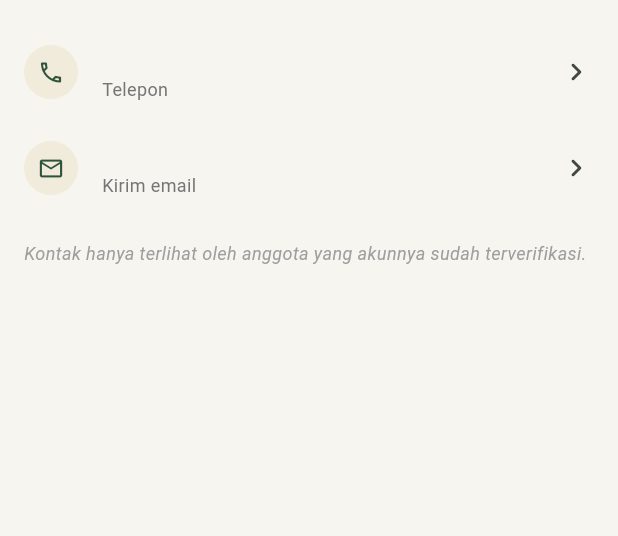
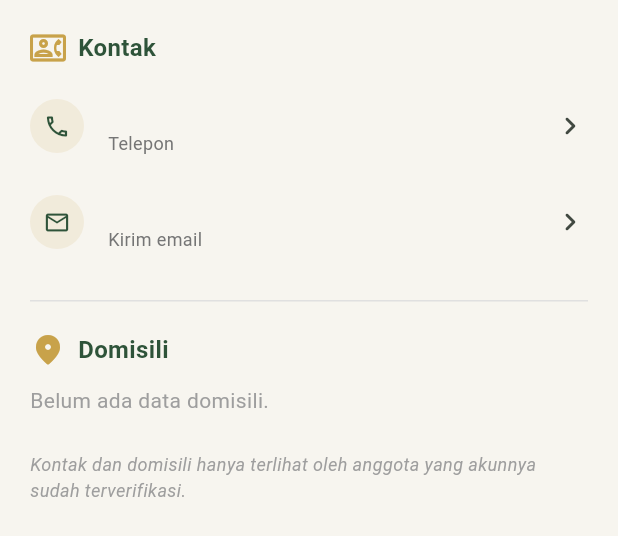
Before and after one commit to rofianto507/TaromboMobile, a Flutter app: the _KontakTab widget shown alone on an empty page, opened directly with empty values, on a phone screen of 412 x 824 dp. Shown: the top 536 px of the screen. Run offline on Flutter 3.47's test engine with Material 3 defaults, Android fonts, the phone set to English and light mode, and no system bars; our stand-ins replace cached_network_image, dio, file_picker, firebase_core, firebase_messaging, flutter_local_notifications and 10 more; missing offline and left inert: graphview; accounts and stored records are empty; network calls fail.

Commit message:
feat: refactor ProfileDetailScreen to merge 'domisili' and 'kontak' tabs, update UI for better clarity and user experience

```diff
--- a/lib/features/profile/presentation/screens/profile_detail_screen.dart
+++ b/lib/features/profile/presentation/screens/profile_detail_screen.dart
@@ -22,8 +22,10 @@ const _kGold = Color(0xFFC8A24A);
 class ProfileDetailScreen extends ConsumerStatefulWidget {
   final int orangId;
 
-  /// Tab yang dibuka pertama kali: 'domisili' (bawaan), 'keluarga', 'riwayat',
-  /// 'arsip', atau 'kontak' (hanya ada untuk akun terverifikasi). Dipakai tautan dari layar lain, mis. Lengkapi Profil.
+  /// Tab yang dibuka pertama kali: 'kontak' (telepon, email, dan domisili;
+  /// hanya ada untuk akun terverifikasi), 'keluarga', 'riwayat', atau
+  /// 'arsip'. 'domisili' dianggap 'kontak' karena kedua tab sudah digabung.
+  /// Dipakai tautan dari layar lain, mis. Lengkapi Profil.
   final String? tabAwal;
   const ProfileDetailScreen({super.key, required this.orangId, this.tabAwal});
 
@@ -96,15 +98,14 @@ class _ProfilTabsState extends State<_ProfilTabs>
   late List<String> _kunci;
 
   static const _judul = {
-    'domisili': 'Domisili',
     'keluarga': 'Keluarga',
     'riwayat': 'Riwayat',
     'arsip': 'Arsip',
     'kontak': 'Kontak',
   };
 
+  // Tab Kontak (telepon, email, domisili) hanya untuk akun terverifikasi.
   List<String> _hitungKunci() => [
-    'domisili',
     if (widget.d.kontakTerverifikasi) 'kontak',
     'keluarga',
     'riwayat',
@@ -115,7 +116,8 @@ class _ProfilTabsState extends State<_ProfilTabs>
   void initState() {
     super.initState();
     _kunci = _hitungKunci();
-    final awal = _kunci.indexOf(widget.tabAwal ?? '');
+    final tujuan = widget.tabAwal == 'domisili' ? 'kontak' : widget.tabAwal;
+    final awal = _kunci.indexOf(tujuan ?? '');
     _tabController = TabController(
       length: _kunci.length,
       vsync: this,
@@ -158,7 +160,7 @@ class _ProfilTabsState extends State<_ProfilTabs>
       case 'kontak':
         return _KontakTab(d: d);
       default:
-        return _DomisiliTab(d: d);
+        return _KeluargaTab(d: d);
     }
   }
 
@@ -190,23 +192,41 @@ class _ProfilTabsState extends State<_ProfilTabs>
   }
 }
 
-/// Tab Kontak — hanya dirender untuk akun terverifikasi (lihat _ProfilTabs).
+/// Tab Kontak — telepon, email, dan domisili. Hanya dirender untuk akun
+/// terverifikasi (lihat _ProfilTabs).
 class _KontakTab extends StatelessWidget {
   final ProfileDetail d;
   const _KontakTab({required this.d});
 
+  Widget _judul(IconData ikon, String teks) => Row(
+    children: [
+      Icon(ikon, color: _kGold),
+      const SizedBox(width: 8),
+      Text(
+        teks,
+        style: const TextStyle(
+          fontWeight: FontWeight.w700,
+          fontSize: 16,
+          color: _kGreen1,
+        ),
+      ),
+    ],
+  );
+
   @override
   Widget build(BuildContext context) {
-    final ada = d.noTelp != null || d.emailKontak != null;
+    final info = d.domisili;
+    final adaKontak = d.noTelp != null || d.emailKontak != null;
     return ListView(
-      padding: const EdgeInsets.all(16),
+      padding: const EdgeInsets.all(20),
       children: [
-        if (!ada)
+        _judul(Icons.contact_phone_outlined, 'Kontak'),
+        const SizedBox(height: 8),
+        if (!adaKontak)
           Padding(
-            padding: const EdgeInsets.symmetric(vertical: 32),
+            padding: const EdgeInsets.symmetric(vertical: 8),
             child: Text(
               'Belum ada kontak yang dicantumkan.',
-              textAlign: TextAlign.center,
               style: TextStyle(color: Colors.grey.shade600),
             ),
           )
@@ -229,9 +249,30 @@ class _KontakTab extends StatelessWidget {
               uri: Uri(scheme: 'mailto', path: d.emailKontak!),
             ),
         ],
-        const SizedBox(height: 16),
+        const SizedBox(height: 20),
+        Divider(height: 1, color: Colors.grey.shade300),
+        const SizedBox(height: 20),
+        _judul(Icons.place_rounded, 'Domisili'),
+        const SizedBox(height: 12),
+        if (info.lengkap == null)
+          const Text(
+            'Belum ada data domisili.',
+            style: TextStyle(color: Colors.grey),
+          )
+        else ...[
+          Text(
+            info.lengkap!,
+            style: const TextStyle(fontSize: 15, fontWeight: FontWeight.w600),
+          ),
+          if (info.negara != null)
+            Text(
+              info.negara!,
+              style: TextStyle(color: Colors.grey.shade600, fontSize: 13),
+            ),
+        ],
+        const SizedBox(height: 24),
         Text(
-          'Kontak hanya terlihat oleh anggota yang akunnya sudah terverifikasi.',
+          'Kontak dan domisili hanya terlihat oleh anggota yang akunnya sudah terverifikasi.',
           style: TextStyle(
             color: Colors.grey.shade500,
             fontSize: 12,
@@ -436,64 +477,6 @@ class _KontakBaris extends StatelessWidget {
       ),
       trailing: const Icon(Icons.chevron_right_rounded),
       onTap: () => _buka(context),
-    );
-  }
-}
-
-class _DomisiliTab extends StatelessWidget {
-  final ProfileDetail d;
-  const _DomisiliTab({required this.d});
-
-  @override
-  Widget build(BuildContext context) {
-    final info = d.domisili;
-    return ListView(
-      padding: const EdgeInsets.all(20),
-      children: [
-        Row(
-          children: [
-            const Icon(Icons.place_rounded, color: _kGold),
-            const SizedBox(width: 8),
-            const Text(
-              'Domisili',
-              style: TextStyle(
-                fontWeight: FontWeight.w700,
-                fontSize: 16,
-                color: _kGreen1,
-              ),
-            ),
-          ],
-        ),
-        const SizedBox(height: 12),
-        if (info.lengkap == null)
-          const Text(
-            'Belum ada data domisili.',
-            style: TextStyle(color: Colors.grey),
-          )
-        else ...[
-          if (info.lengkap != null)
-            Text(
-              info.lengkap!,
-              style: TextStyle(fontSize: 13, color: Colors.grey.shade600),
-            ),
-          if (info.negara != null)
-            Text(
-              info.negara!,
-              style: TextStyle(color: Colors.grey.shade600, fontSize: 13),
-            ),
-          if (info.catatan != null) ...[
-            const SizedBox(height: 4),
-            Text(
-              info.catatan!,
-              style: TextStyle(
-                color: Colors.grey.shade500,
-                fontSize: 12,
-                fontStyle: FontStyle.italic,
-              ),
-            ),
-          ],
-        ],
-      ],
     );
   }
 }
```
